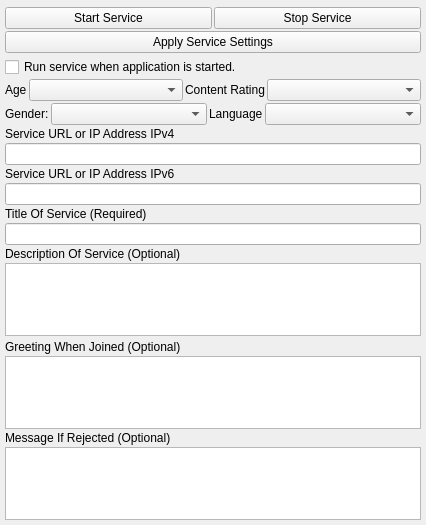
First picture: the form in nolimitgui/CommonSrc/Forms/PluginSettingsWidget.ui, repository nolimitconnect/NoLimitConnect, before the edit.
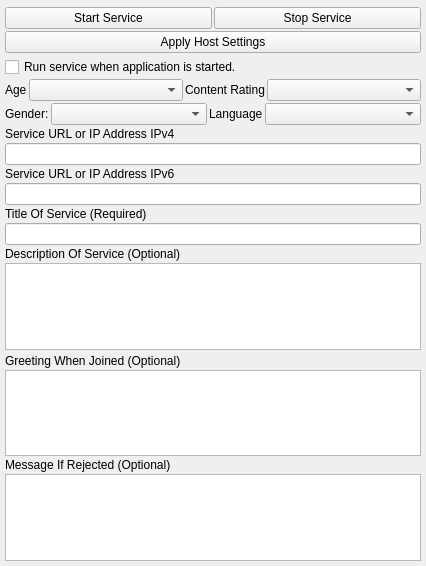
Second picture: the form after the edit. Custom widgets are drawn as their Qt base class.

Commit message: Remove recommend host should also host connection test. Fix plugin setting not save due to plugin type not set

The edit to the form file:
```diff
--- a/nolimitgui/CommonSrc/Forms/PluginSettingsWidget.ui
+++ b/nolimitgui/CommonSrc/Forms/PluginSettingsWidget.ui
@@ -7,7 +7,7 @@
     <x>0</x>
     <y>0</y>
     <width>426</width>
-    <height>525</height>
+    <height>566</height>
    </rect>
   </property>
   <property name="sizePolicy">
@@ -74,7 +74,7 @@
    <item>
     <widget class="QPushButton" name="m_ApplyButton">
      <property name="text">
-      <string>Apply Service Settings</string>
+      <string>Apply Host Settings</string>
      </property>
     </widget>
    </item>
```
The commit also changes 9 other files.
